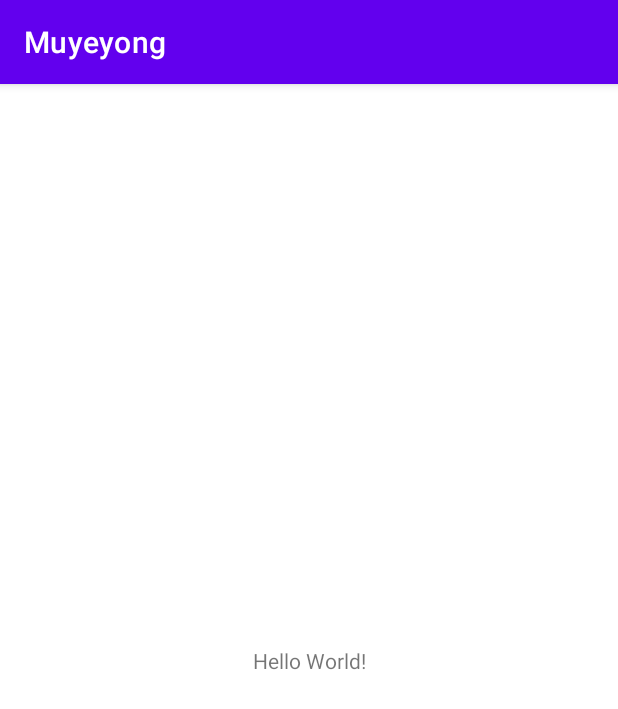
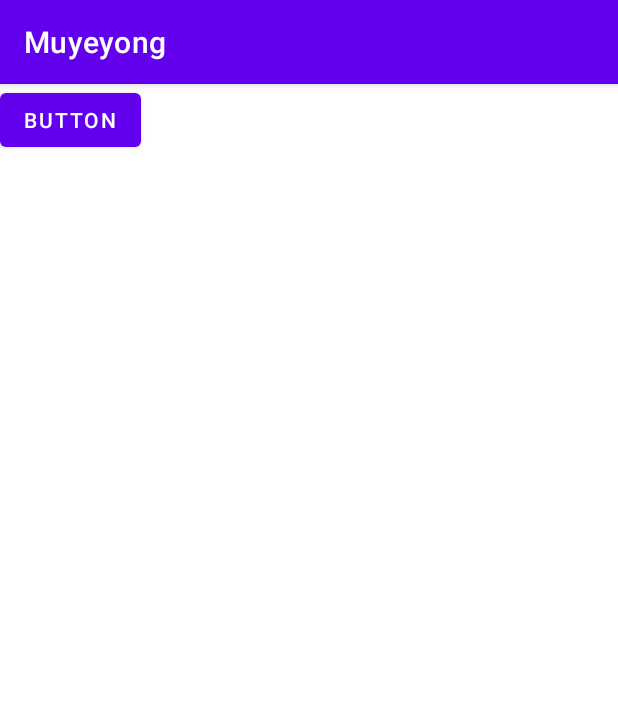
Before and after one commit to muyeyong-skku/colorgolla, an Android app: the screen it shows after launch (MainActivity), on a phone screen of 412 x 824 dp. Shown: the top 709 px of the screen. Run offline under Robolectric (Android 15) with nearby library versions, the phone set to English and light mode, and no system bars.

Commit message:
버튼을 추가했음

```diff
--- a/app/src/main/java/com/example/muyeyong/MainActivity.java
+++ b/app/src/main/java/com/example/muyeyong/MainActivity.java
@@ -6,14 +6,10 @@
 
 public class MainActivity extends AppCompatActivity {
 
-// 홈 화면을 만드는 중
     @Override
     protected void onCreate(Bundle savedInstanceState) {
         super.onCreate(savedInstanceState);
         setContentView(R.layout.activity_main);
     }
 
-    // 색상 컴포넌트 만들기
-
-    // 리스트 만들기
 }
--- a/app/src/main/res/layout/activity_main.xml
+++ b/app/src/main/res/layout/activity_main.xml
@@ -6,13 +6,12 @@
     android:layout_height="match_parent"
     tools:context=".MainActivity">
 
-    <TextView
+
+    <Button
+        android:id="@+id/button"
         android:layout_width="wrap_content"
         android:layout_height="wrap_content"
-        android:text="Hello World!"
-        app:layout_constraintBottom_toBottomOf="parent"
-        app:layout_constraintLeft_toLeftOf="parent"
-        app:layout_constraintRight_toRightOf="parent"
-        app:layout_constraintTop_toTopOf="parent" />
-
+        android:text="Button"
+        tools:layout_editor_absoluteX="123dp"
+        tools:layout_editor_absoluteY="268dp" />
 </androidx.constraintlayout.widget.ConstraintLayout>
```
